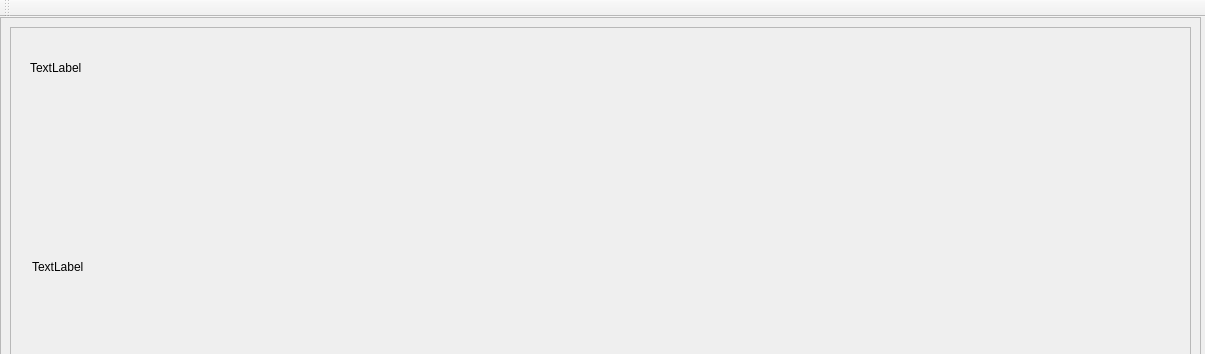
Before: the Qt Designer form cervellone.ui in AndreaCorna/cervellone, drawn with Qt 5; both pictures show x 0 to 1205 and y 0 to 354 of the 1205 by 800 pixel window.
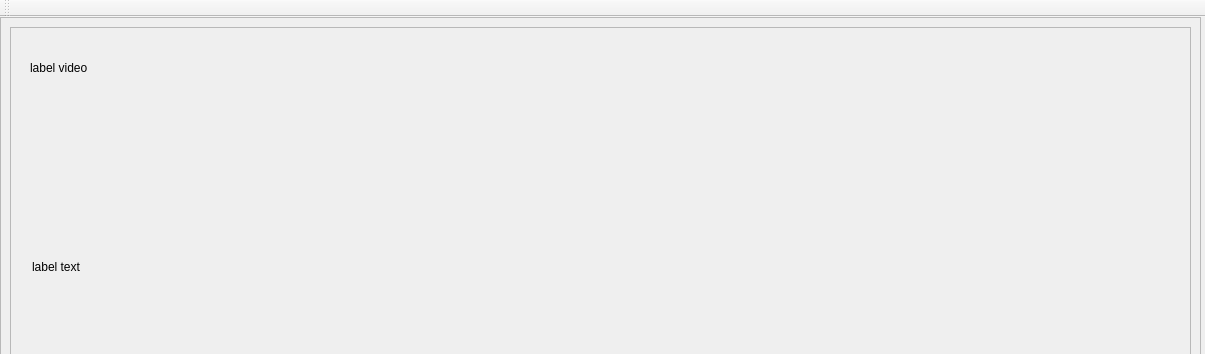
After: the same form once the commit is applied. Custom widgets are drawn as their Qt base class.

Patch:
```diff
--- a/cervellone.ui
+++ b/cervellone.ui
@@ -362,7 +362,7 @@
        </rect>
       </property>
       <property name="text">
-       <string>TextLabel</string>
+       <string>label text</string>
       </property>
      </widget>
      <widget class="QLabel" name="label_video">
@@ -375,7 +375,7 @@
        </rect>
       </property>
       <property name="text">
-       <string>TextLabel</string>
+       <string>label video</string>
       </property>
      </widget>
      <zorder>label_text</zorder>
```
